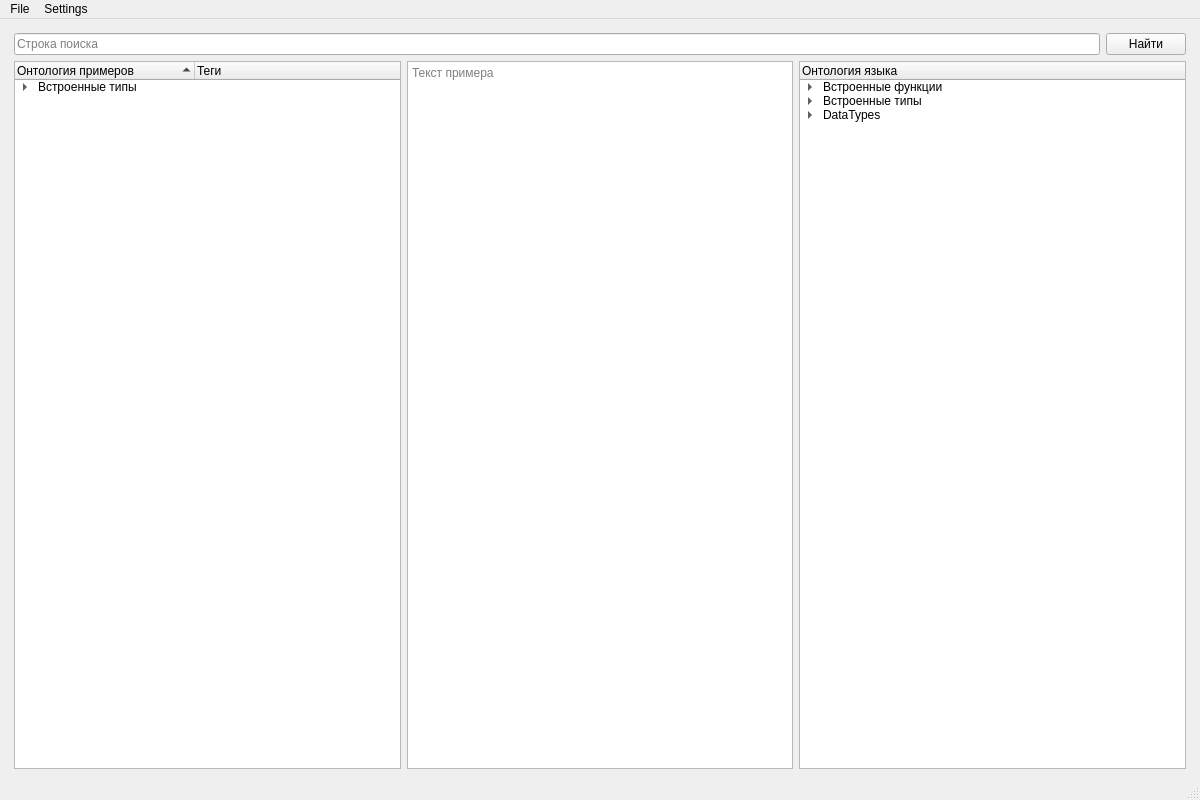
This is TestQt.ui in andrmiw9/ExamplesGen2 as Qt 5 draws it before an edit. The edited form follows.
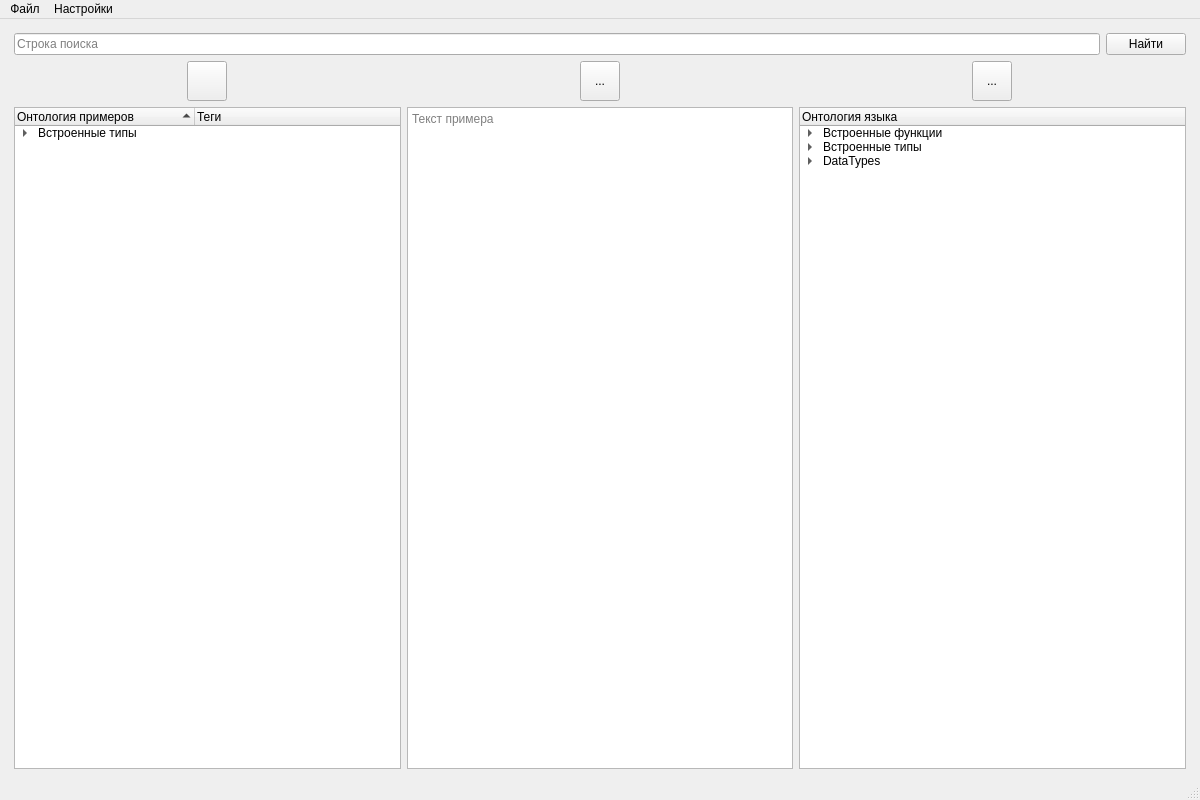
This is the edited form. Icons and pictures are not drawn.

```diff
--- a/TestQt.ui
+++ b/TestQt.ui
@@ -54,6 +54,24 @@
        <layout class="QHBoxLayout" name="horizontalLayout">
         <item>
          <layout class="QVBoxLayout" name="verticalLayout_15">
+          <item alignment="Qt::AlignHCenter">
+           <widget class="QToolButton" name="B_edit">
+            <property name="minimumSize">
+             <size>
+              <width>40</width>
+              <height>40</height>
+             </size>
+            </property>
+            <property name="text">
+             <string/>
+            </property>
+            <property name="icon">
+             <iconset>
+              <normalon>:/Ic/edit_ico.ico</normalon>
+             </iconset>
+            </property>
+           </widget>
+          </item>
           <item>
            <widget class="QTreeWidget" name="treeWidget">
             <property name="sizePolicy">
@@ -127,6 +145,19 @@
         </item>
         <item>
          <layout class="QVBoxLayout" name="verticalLayout_5">
+          <item alignment="Qt::AlignHCenter">
+           <widget class="QToolButton" name="toolButton">
+            <property name="minimumSize">
+             <size>
+              <width>40</width>
+              <height>40</height>
+             </size>
+            </property>
+            <property name="text">
+             <string>...</string>
+            </property>
+           </widget>
+          </item>
           <item>
            <widget class="QTextBrowser" name="textBrowser">
             <property name="placeholderText">
@@ -138,6 +169,19 @@
         </item>
         <item>
          <layout class="QVBoxLayout" name="verticalLayout_3">
+          <item alignment="Qt::AlignHCenter">
+           <widget class="QToolButton" name="toolButton_3">
+            <property name="minimumSize">
+             <size>
+              <width>40</width>
+              <height>40</height>
+             </size>
+            </property>
+            <property name="text">
+             <string>...</string>
+            </property>
+           </widget>
+          </item>
           <item>
            <widget class="QTreeWidget" name="treeWidget_5">
             <property name="enabled">
@@ -266,14 +310,14 @@
    </property>
    <widget class="QMenu" name="menudd">
     <property name="title">
-     <string>File</string>
+     <string>Файл</string>
     </property>
     <addaction name="actionOpen"/>
     <addaction name="actionOpen_Right"/>
    </widget>
    <widget class="QMenu" name="menuSettings">
     <property name="title">
-     <string>Settings</string>
+     <string>Настройки</string>
     </property>
     <addaction name="actionSet1"/>
    </widget>
```
Left out of the diff: 8 changed lines with no effect on the pictures.
